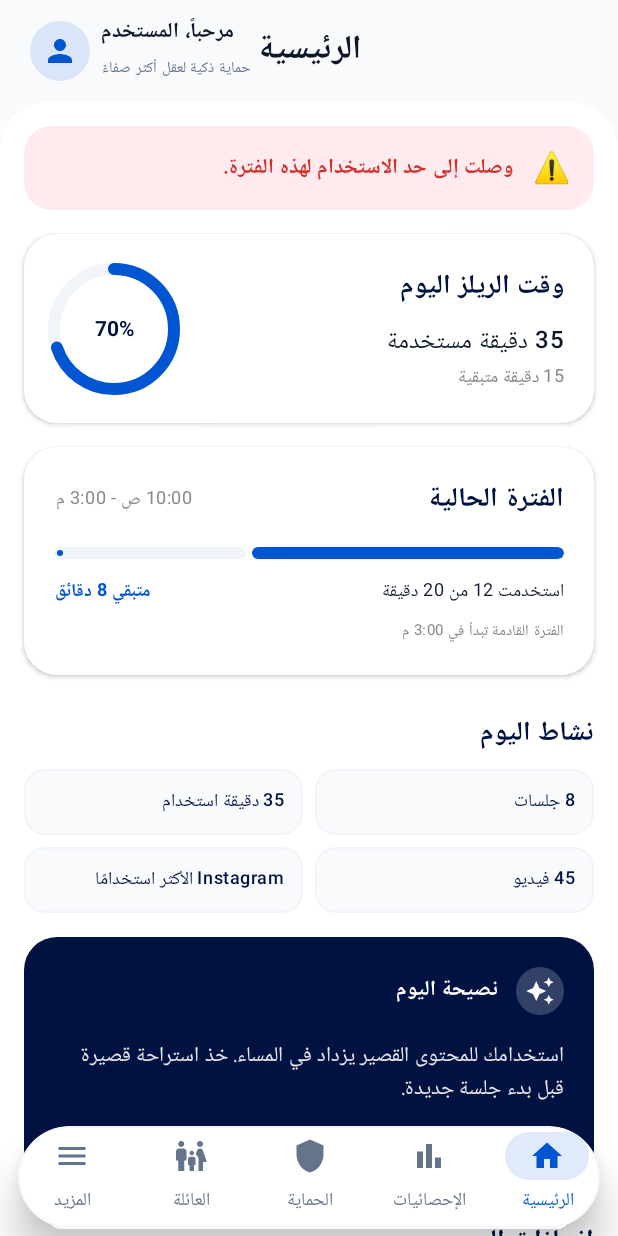
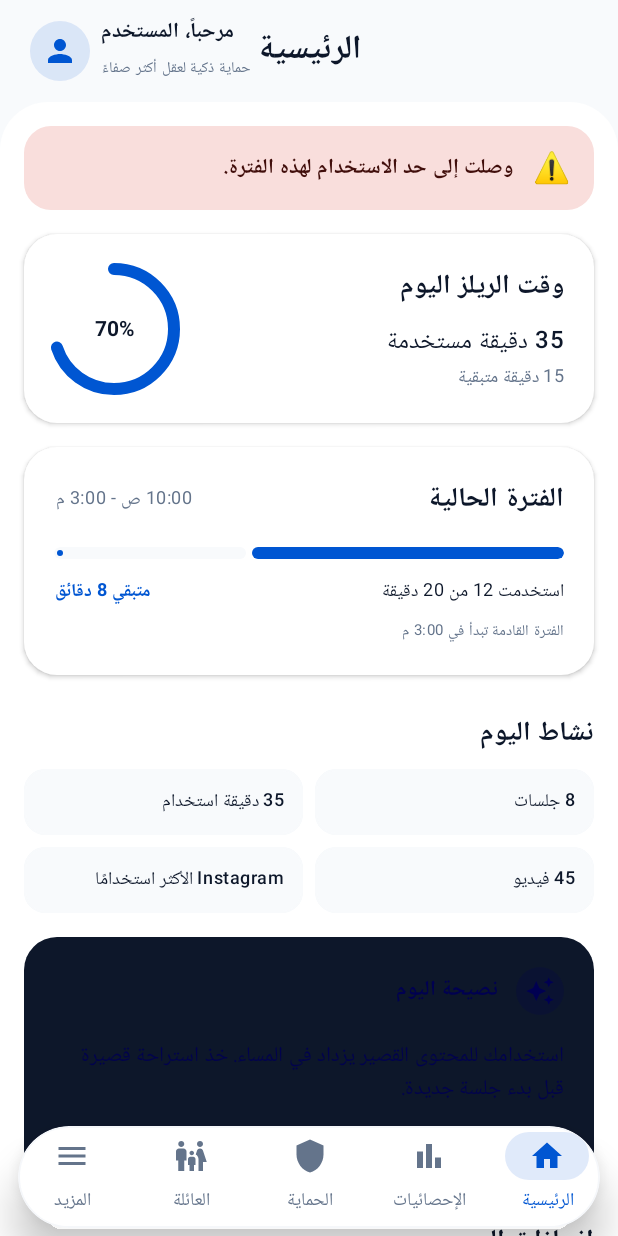
Before and after one commit to Ufutdiydixux7t/MindShied_Ai, an Android app built with Jetpack Compose: the screen it shows after launch (MainActivity), after a tap on "تسجيل الدخول", on a phone screen of 412 x 824 dp. Run offline under Robolectric (Android 15) with nearby library versions, the phone set to English and light mode, and no system bars; libraries missing offline, so code that uses them is left out: coil.decode; pictures from the network do not load; 2 statements that could not run were skipped; 3 other taps on this screen came first.

Commit message:
Fix dark theme contrast and nested back navigation

```diff
--- a/app/src/main/java/com/mindguard/feature/self/SelfHomeScreen.kt
+++ b/app/src/main/java/com/mindguard/feature/self/SelfHomeScreen.kt
@@ -26,9 +26,7 @@ import androidx.compose.ui.text.style.TextAlign
 import androidx.compose.ui.unit.dp
 import androidx.compose.ui.unit.sp
 import coil.compose.AsyncImage
-import com.mindguard.core.theme.DarkBlue
 import com.mindguard.core.theme.Primary
-import com.mindguard.core.theme.TextDark
 
 @Composable
 fun SelfHomeScreen() {
@@ -67,7 +65,7 @@ fun SelfHomeScreen() {
 fun ImportantAlertCard(message: String) {
     Card(
         modifier = Modifier.fillMaxWidth(),
-        colors = CardDefaults.cardColors(containerColor = Color(0xFFFFEBEE)),
+        colors = CardDefaults.cardColors(containerColor = MaterialTheme.colorScheme.errorContainer),
         shape = RoundedCornerShape(18.dp)
     ) {
         Row(
@@ -79,7 +77,7 @@ fun ImportantAlertCard(message: String) {
             Text(
                 text = message,
                 style = MaterialTheme.typography.bodyMedium,
-                color = Color(0xFFD32F2F),
+                color = MaterialTheme.colorScheme.onErrorContainer,
                 fontWeight = FontWeight.Bold
             )
         }
@@ -93,7 +91,7 @@ fun DailyReelsCard(used: Int, limit: Int) {
 
     Card(
         modifier = Modifier.fillMaxWidth(),
-        colors = CardDefaults.cardColors(containerColor = Color.White),
+        colors = CardDefaults.cardColors(containerColor = MaterialTheme.colorScheme.surface),
         elevation = CardDefaults.cardElevation(defaultElevation = 2.dp),
         shape = RoundedCornerShape(22.dp)
     ) {
@@ -108,26 +106,26 @@ fun DailyReelsCard(used: Int, limit: Int) {
                     text = "وقت الريلز اليوم",
                     style = MaterialTheme.typography.titleMedium,
                     fontWeight = FontWeight.Bold,
-                    color = DarkBlue
+                    color = MaterialTheme.colorScheme.onSurface
                 )
                 Spacer(modifier = Modifier.height(8.dp))
                 Text(
                     text = "$used دقيقة مستخدمة",
                     style = MaterialTheme.typography.bodyLarge,
-                    color = TextDark,
+                    color = MaterialTheme.colorScheme.onSurface,
                     fontWeight = FontWeight.Medium
                 )
                 Text(
                     text = "$remaining دقيقة متبقية",
                     style = MaterialTheme.typography.bodySmall,
-                    color = Color.Gray
+                    color = MaterialTheme.colorScheme.onSurfaceVariant
                 )
             }
 
             Box(contentAlignment = Alignment.Center, modifier = Modifier.size(80.dp)) {
                 Canvas(modifier = Modifier.fillMaxSize()) {
                     drawCircle(
-                        color = Color(0xFFF1F5F9),
+                        color = MaterialTheme.colorScheme.surfaceVariant,
                         style = Stroke(width = 8.dp.toPx())
                     )
                 }
@@ -144,7 +142,7 @@ fun DailyReelsCard(used: Int, limit: Int) {
                     text = "${(progress * 100).toInt()}%",
                     style = MaterialTheme.typography.titleSmall,
                     fontWeight = FontWeight.Bold,
-                    color = DarkBlue
+                    color = MaterialTheme.colorScheme.onSurface
                 )
             }
         }
@@ -158,7 +156,7 @@ fun CurrentPeriodCard(period: CurrentPeriodInfo) {
 
     Card(
         modifier = Modifier.fillMaxWidth(),
-        colors = CardDefaults.cardColors(containerColor = Color.White),
+        colors = CardDefaults.cardColors(containerColor = MaterialTheme.colorScheme.surface),
         elevation = CardDefaults.cardElevation(defaultElevation = 2.dp),
         shape = RoundedCornerShape(22.dp)
     ) {
@@ -172,12 +170,12 @@ fun CurrentPeriodCard(period: CurrentPeriodInfo) {
                     text = "الفترة الحالية",
                     style = MaterialTheme.typography.titleMedium,
                     fontWeight = FontWeight.Bold,
-                    color = DarkBlue
+                    color = MaterialTheme.colorScheme.onSurface
                 )
                 Text(
                     text = "${period.startTime} - ${period.endTime}",
                     style = MaterialTheme.typography.bodySmall,
-                    color = Color.Gray
+                    color = MaterialTheme.colorScheme.onSurfaceVariant
                 )
             }
 
@@ -190,7 +188,7 @@ fun CurrentPeriodCard(period: CurrentPeriodInfo) {
                     .height(8.dp)
                     .clip(RoundedCornerShape(4.dp)),
                 color = Primary,
-                trackColor = Color(0xFFF1F5F9)
+                trackColor = MaterialTheme.colorScheme.surfaceVariant
             )
 
             Spacer(modifier = Modifier.height(12.dp))
@@ -202,7 +200,7 @@ fun CurrentPeriodCard(period: CurrentPeriodInfo) {
                 Text(
                     text = "استخدمت ${period.usedMinutes} من ${period.totalMinutes} دقيقة",
                     style = MaterialTheme.typography.bodySmall,
-                    color = TextDark
+                    color = MaterialTheme.colorScheme.onSurface
                 )
                 Text(
                     text = "متبقي $remaining دقائق",
@@ -217,7 +215,7 @@ fun CurrentPeriodCard(period: CurrentPeriodInfo) {
             Text(
                 text = "الفترة القادمة تبدأ في ${period.nextPeriodStartTime}",
                 style = MaterialTheme.typography.bodySmall,
-                color = Color.Gray,
+                color = MaterialTheme.colorScheme.onSurfaceVariant,
                 fontSize = 10.sp
             )
         }
@@ -231,7 +229,7 @@ fun TodayActivitySection(stats: DailyActivityStats) {
             text = "نشاط اليوم",
             style = MaterialTheme.typography.titleMedium,
             fontWeight = FontWeight.Bold,
-            color = DarkBlue,
+            color = MaterialTheme.colorScheme.onSurface,
             modifier = Modifier.padding(vertical = 8.dp)
         )
 
@@ -251,9 +249,9 @@ fun TodayActivitySection(stats: DailyActivityStats) {
 fun ActivityStatCard(label: String, modifier: Modifier = Modifier) {
     Card(
         modifier = modifier,
-        colors = CardDefaults.cardColors(containerColor = Color(0xFFF8FAFC)),
+        colors = CardDefaults.cardColors(containerColor = MaterialTheme.colorScheme.surfaceVariant),
         shape = RoundedCornerShape(14.dp),
-        border = BorderStroke(1.dp, Color(0xFFF1F5F9))
+        border = BorderStroke(1.dp, MaterialTheme.colorScheme.surfaceVariant)
     ) {
         Box(
             modifier = Modifier.padding(12.dp),
@@ -263,7 +261,7 @@ fun ActivityStatCard(label: String, modifier: Modifier = Modifier) {
                 text = label,
                 style = MaterialTheme.typography.bodySmall,
                 fontWeight = FontWeight.Medium,
-                color = DarkBlue,
+                color = MaterialTheme.colorScheme.onSurface,
                 textAlign = TextAlign.Center
             )
         }
@@ -274,7 +272,7 @@ fun ActivityStatCard(label: String, modifier: Modifier = Modifier) {
 fun AiTipCard(tip: String) {
     Card(
         modifier = Modifier.fillMaxWidth(),
-        colors = CardDefaults.cardColors(containerColor = DarkBlue),
+        colors = CardDefaults.cardColors(containerColor = MaterialTheme.colorScheme.onSurface),
         shape = RoundedCornerShape(22.dp)
     ) {
         Column(modifier = Modifier.padding(20.dp)) {
@@ -282,12 +280,12 @@ fun AiTipCard(tip: String) {
                 Surface(
                     modifier = Modifier.size(32.dp),
                     shape = CircleShape,
-                    color = Color.White.copy(alpha = 0.2f)
+                    color = MaterialTheme.colorScheme.onPrimaryContainer.copy(alpha = 0.2f)
                 ) {
                     Icon(
                         imageVector = Icons.Default.AutoAwesome,
                         contentDescription = null,
-                        tint = Color.White,
+                        tint = MaterialTheme.colorScheme.onPrimaryContainer,
                         modifier = Modifier.padding(6.dp)
                     )
                 }
@@ -296,7 +294,7 @@ fun AiTipCard(tip: String) {
                     text = "نصيحة اليوم",
                     style = MaterialTheme.typography.titleSmall,
                     fontWeight = FontWeight.Bold,
-                    color = Color.White
+                    color = MaterialTheme.colorScheme.onPrimaryContainer
                 )
             }
 
@@ -305,7 +303,7 @@ fun AiTipCard(tip: String) {
             Text(
                 text = tip,
                 style = MaterialTheme.typography.bodyMedium,
-                color = Color.White.copy(alpha = 0.9f),
+                color = MaterialTheme.colorScheme.onPrimaryContainer.copy(alpha = 0.9f),
                 lineHeight = 22.sp
             )
 
@@ -314,7 +312,7 @@ fun AiTipCard(tip: String) {
             Text(
                 text = "نصيحة اليوم",
                 style = MaterialTheme.typography.labelSmall,
-                color = Color.White.copy(alpha = 0.6f)
+                color = MaterialTheme.colorScheme.onPrimaryContainer.copy(alpha = 0.6f)
             )
         }
     }
@@ -327,13 +325,13 @@ fun AchievementsSection(achievements: List<Achievement>) {
             text = "إنجازات اليوم",
             style = MaterialTheme.typography.titleMedium,
             fontWeight = FontWeight.Bold,
-            color = DarkBlue,
+            color = MaterialTheme.colorScheme.onSurface,
             modifier = Modifier.padding(vertical = 8.dp)
         )
 
         Card(
             modifier = Modifier.fillMaxWidth(),
-            colors = CardDefaults.cardColors(containerColor = Color.White),
+            colors = CardDefaults.cardColors(containerColor = MaterialTheme.colorScheme.surface),
             elevation = CardDefaults.cardElevation(defaultElevation = 1.dp),
             shape = RoundedCornerShape(18.dp)
         ) {
@@ -353,7 +351,7 @@ fun AchievementsSection(achievements: List<Achievement>) {
                         Text(
                             text = achievement.title,
                             style = MaterialTheme.typography.bodyMedium,
-                            color = if (achievement.isCompleted) TextDark else Color.Gray,
+                            color = if (achievement.isCompleted) MaterialTheme.colorScheme.onSurface else MaterialTheme.colorScheme.onSurfaceVariant,
                             fontWeight = if (achievement.isCompleted) FontWeight.Medium else FontWeight.Normal
                         )
                     }
--- a/app/src/main/java/com/mindguard/feature/settings/GeneralSettingsScreen.kt
+++ b/app/src/main/java/com/mindguard/feature/settings/GeneralSettingsScreen.kt
@@ -1,6 +1,7 @@
 package com.mindguard.feature.settings
 
 import androidx.compose.foundation.background
+import androidx.activity.compose.BackHandler
 import androidx.compose.foundation.clickable
 import androidx.compose.foundation.layout.*
 import androidx.compose.foundation.rememberScrollState
@@ -46,6 +47,10 @@ fun GeneralSettingsScreen(
     var aiTipsEnabled by remember { mutableStateOf(true) }
     var notificationsEnabled by remember { mutableStateOf(true) }
     var dailyRemindersEnabled by remember { mutableStateOf(false) }
+
+    BackHandler(enabled = currentSubScreen != GeneralSettingsSubScreen.Main) {
+        currentSubScreen = GeneralSettingsSubScreen.Main
+    }
 
     CompositionLocalProvider(LocalLayoutDirection provides LayoutDirection.Rtl) {
         when (currentSubScreen) {
--- a/app/src/main/java/com/mindguard/feature/settings/SettingsScreen.kt
+++ b/app/src/main/java/com/mindguard/feature/settings/SettingsScreen.kt
@@ -1,6 +1,7 @@
 package com.mindguard.feature.settings
 
 import android.net.Uri
+import androidx.activity.compose.BackHandler
 import androidx.compose.foundation.background
 import androidx.compose.foundation.clickable
 import androidx.compose.foundation.layout.*
@@ -51,6 +52,10 @@ fun SettingsScreen(
     onSubScreenVisibilityChange: (Boolean) -> Unit = {}
 ) {
     var currentSubScreen by remember { mutableStateOf(MoreSubScreen.Main) }
+
+    BackHandler(enabled = currentSubScreen != MoreSubScreen.Main) {
+        currentSubScreen = MoreSubScreen.Main
+    }
 
     LaunchedEffect(currentSubScreen) {
         onSubScreenVisibilityChange(currentSubScreen == MoreSubScreen.Main)
```
Also changed, not shown: app/src/main/java/com/mindguard/feature/family/CreateChildScreen.kt (+17 -19 lines), app/src/main/java/com/mindguard/feature/family/LinkChildDeviceScreen.kt (+11 -13 lines), app/src/main/java/com/mindguard/feature/parent/ParentHomeScreen.kt (+14 -7 lines).
